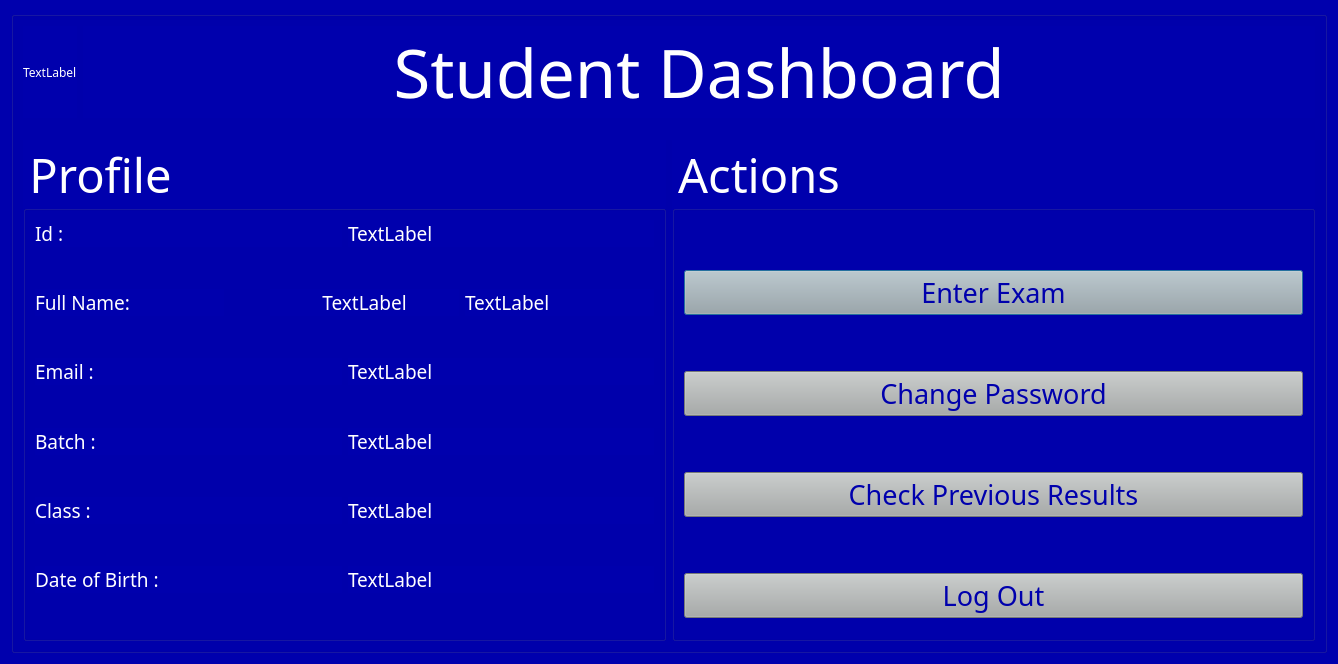
Above: ExamSphereV1/student.ui from BiratBC/ExamSphereV1 before the change. Below: the same form after it.
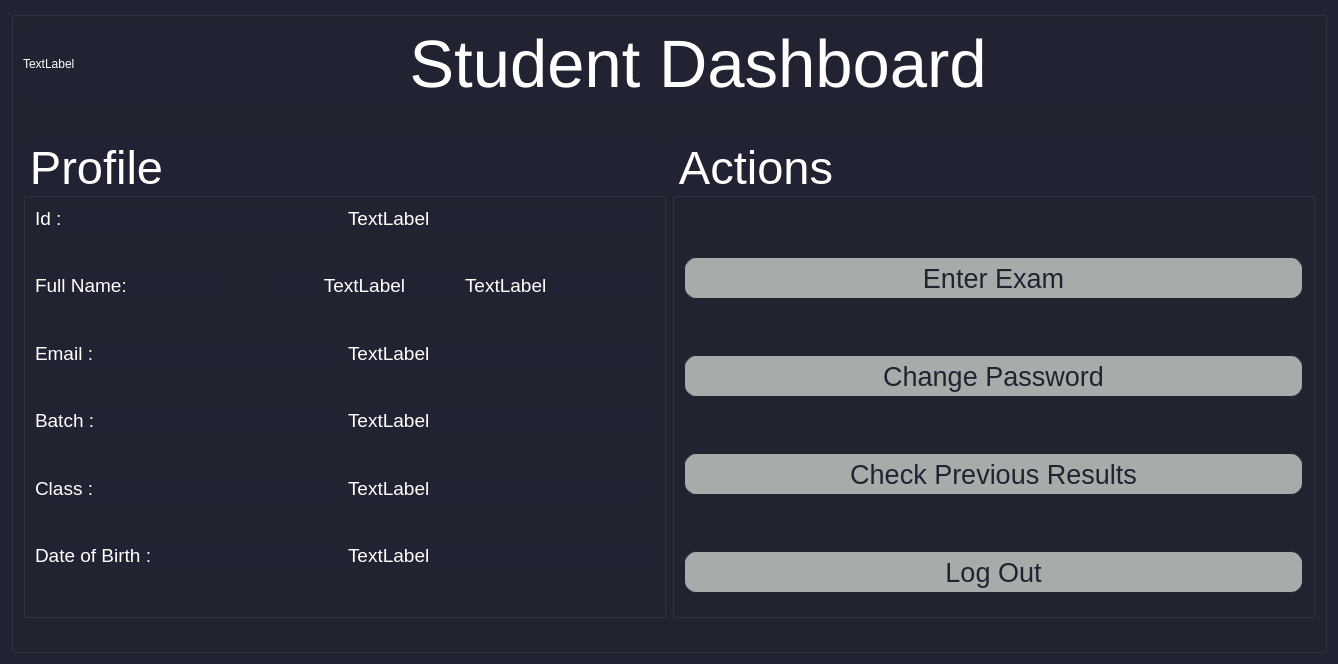
That is the form after the change.

Diff of the .ui file:
```diff
--- a/ExamSphereV1/student.ui
+++ b/ExamSphereV1/student.ui
@@ -14,27 +14,42 @@
    <string>Dialog</string>
   </property>
   <property name="styleSheet">
-   <string notr="true">*{
-	background-color: rgb(0, 0, 173);
-font-family:AcPlus IBM CGA;
+   <string notr="true">QComboBox
+{
+border: 1px solid;
+border-radius: 12px; 
+border-color: rgba(33,35,50,255);
+color:#0000ad;
+	background-color: rgb(255, 255, 255);
+}
+*{
+	background-color: rgba(33,35,50,255);
+font-family:Ubuntu;
 color:#fff;
 }
 QLineEdit
-{	
-color:#0000ad;
-	background-color: rgb(255, 255, 255);
-}
-QComboBox
 {
-color:#0000ad;
-	background-color: rgb(255, 255, 255);
+height:40px;
+border: 1px solid;
+border-color: rgba(33,35,50,255);
+border-radius:10px;
+color:rgba(33,35,50,255);
+background-color: rgb(255, 255, 255);
 }
 QPushButton
 {
-	background-color: rgb(167, 171, 170);
-	color:#0000ad;
+background-color: #a7abaa;
+color: rgba(0,0,173,255);
+border-radius: 12px; 
+border: 1px solid;
+border-color: rgba(33,35,50,255);
+height:40px;
+width:100px;
 }
-</string>
+QGroupBox
+{
+	width:500px;
+}</string>
   </property>
   <layout class="QGridLayout" name="gridLayout_2">
    <item row="0" column="0">
@@ -67,7 +82,7 @@
             </property>
             <property name="font">
              <font>
-              <family>AcPlus IBM CGA</family>
+              <family>Ubuntu</family>
               <pointsize>50</pointsize>
              </font>
             </property>
@@ -100,7 +115,7 @@
            <widget class="QGroupBox" name="groupBox_3">
             <property name="font">
              <font>
-              <family>AcPlus IBM CGA</family>
+              <family>Ubuntu</family>
               <pointsize>35</pointsize>
              </font>
             </property>
@@ -114,7 +129,7 @@
                 <widget class="QLabel" name="label_13">
                  <property name="font">
                   <font>
-                   <family>AcPlus IBM CGA</family>
+                   <family>Ubuntu</family>
                    <pointsize>14</pointsize>
                   </font>
                  </property>
@@ -127,7 +142,7 @@
                 <widget class="QLabel" name="idLabel">
                  <property name="font">
                   <font>
-                   <family>AcPlus IBM CGA</family>
+                   <family>Ubuntu</family>
                    <pointsize>14</pointsize>
                   </font>
                  </property>
@@ -160,7 +175,7 @@
                 <widget class="QLabel" name="label">
                  <property name="font">
                   <font>
-                   <family>AcPlus IBM CGA</family>
+                   <family>Ubuntu</family>
                    <pointsize>14</pointsize>
                   </font>
                  </property>
@@ -189,7 +204,7 @@
                 <widget class="QLabel" name="FnameLabel">
                  <property name="font">
                   <font>
-                   <family>AcPlus IBM CGA</family>
+                   <family>Ubuntu</family>
                    <pointsize>14</pointsize>
                   </font>
                  </property>
@@ -205,7 +220,7 @@
                 <widget class="QLabel" name="LnameLabel">
                  <property name="font">
                   <font>
-                   <family>AcPlus IBM CGA</family>
+                   <family>Ubuntu</family>
                    <pointsize>14</pointsize>
                   </font>
                  </property>
@@ -241,7 +256,7 @@
                 <widget class="QLabel" name="label_4">
                  <property name="font">
                   <font>
-                   <family>AcPlus IBM CGA</family>
+                   <family>Ubuntu</family>
                    <pointsize>14</pointsize>
                   </font>
                  </property>
@@ -254,7 +269,7 @@
                 <widget class="QLabel" name="emailLabel">
                  <property name="font">
                   <font>
-                   <family>AcPlus IBM CGA</family>
+                   <family>Ubuntu</family>
                    <pointsize>14</pointsize>
                   </font>
                  </property>
@@ -287,7 +302,7 @@
                 <widget class="QLabel" name="label_8">
                  <property name="font">
                   <font>
-                   <family>AcPlus IBM CGA</family>
+                   <family>Ubuntu</family>
                    <pointsize>14</pointsize>
                   </font>
                  </property>
@@ -300,7 +315,7 @@
                 <widget class="QLabel" name="batchLabel">
                  <property name="font">
                   <font>
-                   <family>AcPlus IBM CGA</family>
+                   <family>Ubuntu</family>
                    <pointsize>14</pointsize>
                   </font>
                  </property>
@@ -333,7 +348,7 @@
                 <widget class="QLabel" name="label_10">
                  <property name="font">
                   <font>
-                   <family>AcPlus IBM CGA</family>
+                   <family>Ubuntu</family>
                    <pointsize>14</pointsize>
                   </font>
                  </property>
@@ -346,7 +361,7 @@
                 <widget class="QLabel" name="gradeLabel">
                  <property name="font">
                   <font>
-                   <family>AcPlus IBM CGA</family>
+                   <family>Ubuntu</family>
                    <pointsize>14</pointsize>
                   </font>
                  </property>
@@ -379,7 +394,7 @@
                 <widget class="QLabel" name="label_12">
                  <property name="font">
                   <font>
-                   <family>AcPlus IBM CGA</family>
+                   <family>Ubuntu</family>
                    <pointsize>14</pointsize>
                   </font>
                  </property>
@@ -392,7 +407,7 @@
                 <widget class="QLabel" name="dobLabel">
                  <property name="font">
                   <font>
-                   <family>AcPlus IBM CGA</family>
+                   <family>Ubuntu</family>
                    <pointsize>14</pointsize>
                   </font>
                  </property>
@@ -426,7 +441,7 @@
            <widget class="QGroupBox" name="groupBox_2">
             <property name="font">
              <font>
-              <family>AcPlus IBM CGA</family>
+              <family>Ubuntu</family>
               <pointsize>35</pointsize>
              </font>
             </property>
@@ -462,7 +477,7 @@
                  </property>
                  <property name="font">
                   <font>
-                   <family>AcPlus IBM CGA</family>
+                   <family>Ubuntu</family>
                    <pointsize>20</pointsize>
                   </font>
                  </property>
@@ -470,7 +485,7 @@
                   <cursorShape>PointingHandCursor</cursorShape>
                  </property>
                  <property name="styleSheet">
-                  <string notr="true"/>
+                  <string notr="true">color: rgba(33,35,50,255);</string>
                  </property>
                  <property name="text">
                   <string>Enter Exam</string>
@@ -503,7 +518,7 @@
                  </property>
                  <property name="font">
                   <font>
-                   <family>AcPlus IBM CGA</family>
+                   <family>Ubuntu</family>
                    <pointsize>20</pointsize>
                   </font>
                  </property>
@@ -511,7 +526,7 @@
                   <cursorShape>PointingHandCursor</cursorShape>
                  </property>
                  <property name="styleSheet">
-                  <string notr="true"/>
+                  <string notr="true">color: rgba(33,35,50,255);</string>
                  </property>
                  <property name="text">
                   <string>Change Password</string>
@@ -538,13 +553,16 @@
                 <widget class="QPushButton" name="prevResult">
                  <property name="font">
                   <font>
-                   <family>AcPlus IBM CGA</family>
+                   <family>Ubuntu</family>
                    <pointsize>20</pointsize>
                   </font>
                  </property>
                  <property name="cursor">
                   <cursorShape>PointingHandCursor</cursorShape>
                  </property>
+                 <property name="styleSheet">
+                  <string notr="true">color: rgba(33,35,50,255);</string>
+                 </property>
                  <property name="text">
                   <string>Check Previous Results</string>
                  </property>
@@ -570,13 +588,16 @@
                 <widget class="QPushButton" name="pushButton_4">
                  <property name="font">
                   <font>
-                   <family>AcPlus IBM CGA</family>
+                   <family>Ubuntu</family>
                    <pointsize>20</pointsize>
                   </font>
                  </property>
                  <property name="cursor">
                   <cursorShape>PointingHandCursor</cursorShape>
                  </property>
+                 <property name="styleSheet">
+                  <string notr="true">color: rgba(33,35,50,255);</string>
+                 </property>
                  <property name="text">
                   <string>Log Out</string>
                  </property>
```
